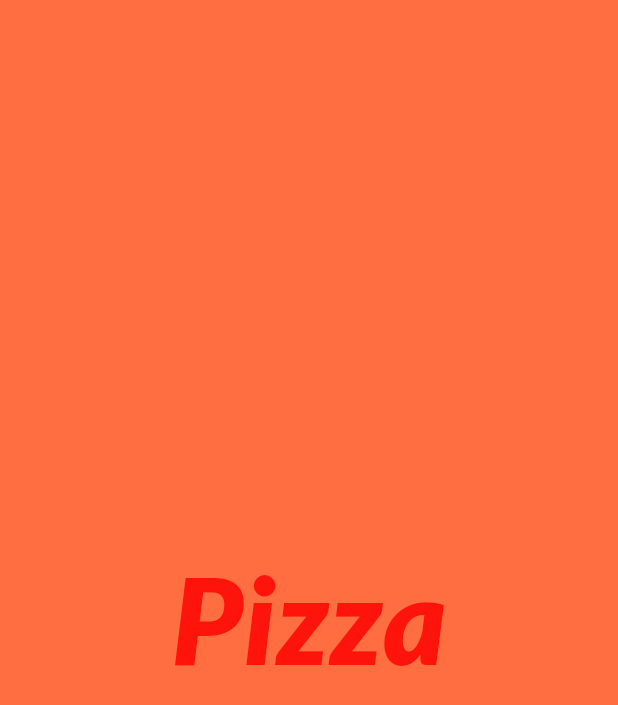
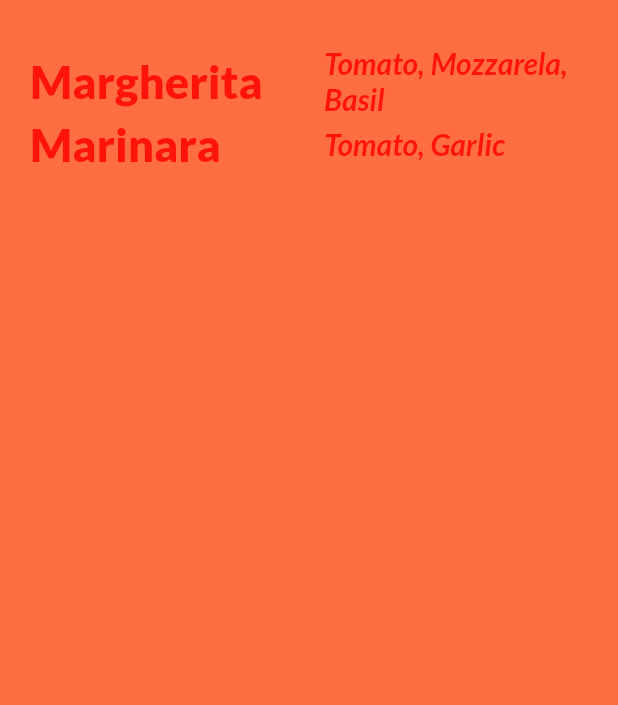
Before and after one commit to komangariana/flutter_ps, a Flutter app: the screen it shows after launch, on a phone screen of 412 x 824 dp. Shown: the top 705 px of the screen. Run offline on Flutter 3.47's test engine with Material 2 defaults, Android fonts, the phone set to English and light mode, and no system bars.

Commit message:
Use column and row for UI.

```diff
--- a/lib/ui/home.dart
+++ b/lib/ui/home.dart
@@ -7,20 +7,65 @@ class Home extends StatelessWidget {
       child: Container(
         alignment: Alignment.center,
         color: Colors.deepOrangeAccent,
-        // width: 192.0,
-        // height: 100.0,
-        // margin: EdgeInsets.only(left:50.0),
-        child: Text('Pizza',
+        padding: EdgeInsets.only(top: 30.0, left: 20.0),
+        child: Column(
+          children: <Widget>[
+            Row(children: <Widget>[
+              Expanded(
+                child: Text('Margherita',
                   textDirection: TextDirection.ltr,
                   style: TextStyle(
-            fontSize: 80.0,
+                    fontSize: 30.0,
                     decoration: TextDecoration.none,
                     fontFamily: 'Lato',
                     fontWeight: FontWeight.w900,
+                    fontStyle: FontStyle.normal
+                  ),
+                ),
+              ),
+              Expanded(
+                child: Text('Tomato, Mozzarela, Basil',
+                  textDirection: TextDirection.ltr,
+                  style: TextStyle(
+                    fontSize: 20.0,
+                    decoration: TextDecoration.none,
+                    fontFamily: 'Lato',
+                    fontWeight: FontWeight.w700,
                     fontStyle: FontStyle.italic
                   ),
                 ),
               )
+            ]),
+            Row(children: <Widget>[
+              Expanded(
+                child: Text('Marinara',
+                  textDirection: TextDirection.ltr,
+                  style: TextStyle(
+                    fontSize: 30.0,
+                    decoration: TextDecoration.none,
+                    fontFamily: 'Lato',
+                    fontWeight: FontWeight.w900,
+                    fontStyle: FontStyle.normal
+                  ),
+                ),
+              ),
+              Expanded(
+                child: Text('Tomato, Garlic',
+                  textDirection: TextDirection.ltr,
+                  style: TextStyle(
+                    fontSize: 20.0,
+                    decoration: TextDecoration.none,
+                    fontFamily: 'Lato',
+                    fontWeight: FontWeight.w700,
+                    fontStyle: FontStyle.italic
+                  ),
+                ),
+              )
+            ])
+          ]
+        )
+
+      )
     );
   }
 }
```
Lines whose indentation alone changed are shown as unchanged.
